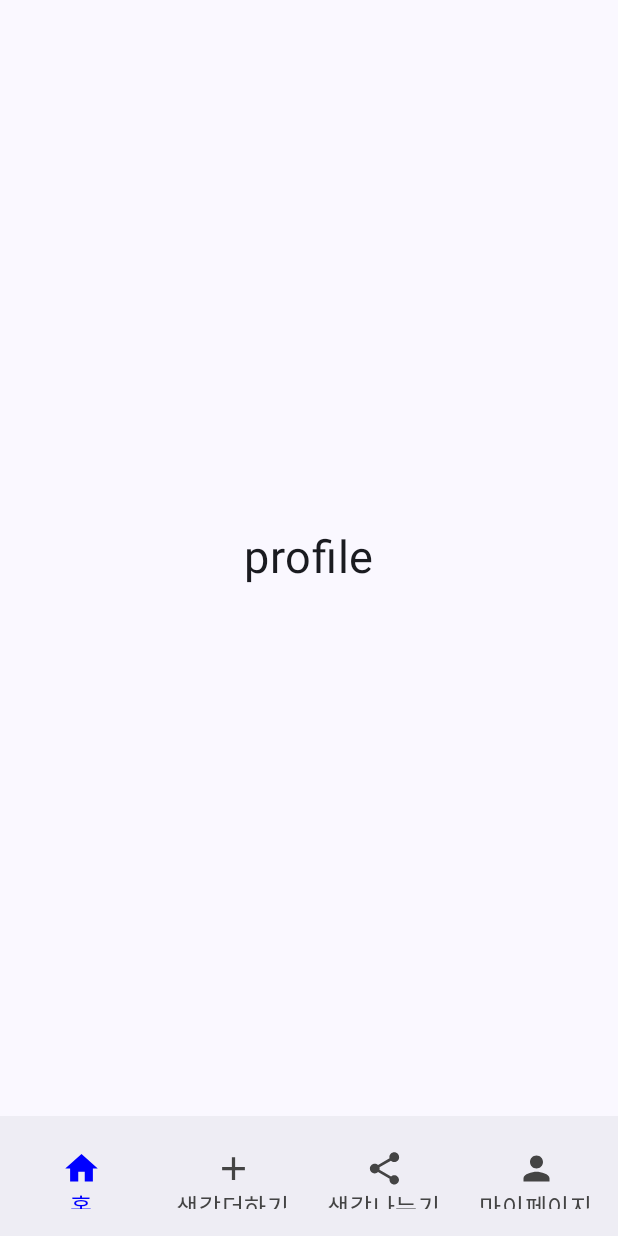
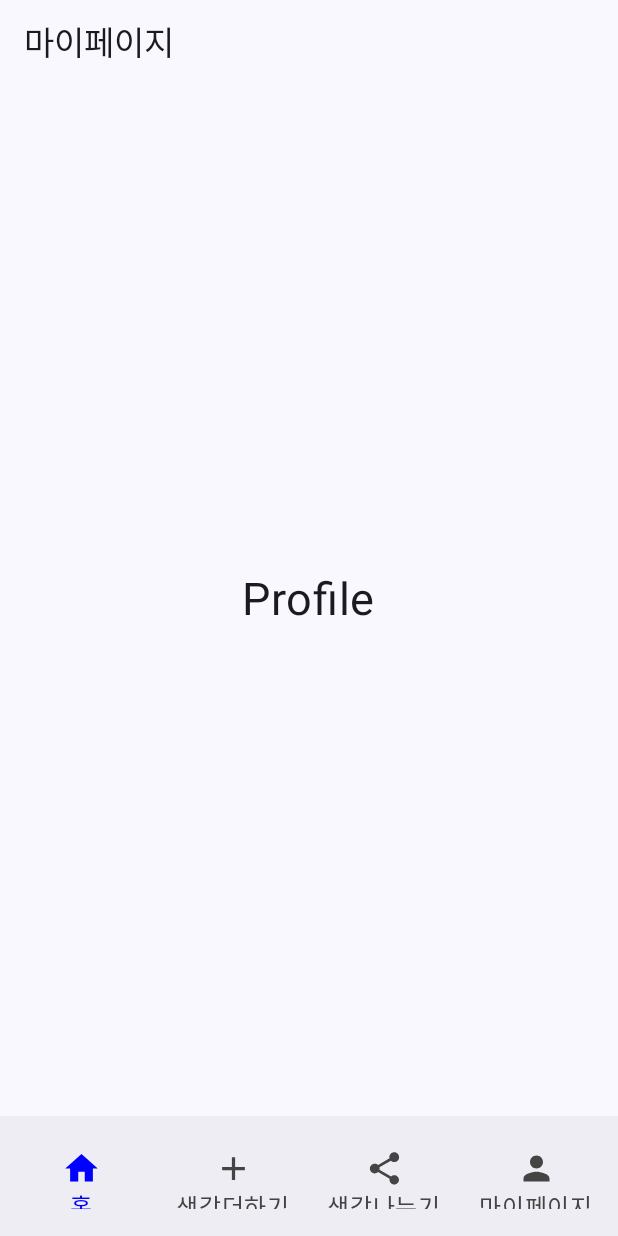
Before and after one commit to gitsuhyun/Compose-Practice, an Android app built with Jetpack Compose: the ProfileScreen screen opened through its navigation route, on a phone screen of 412 x 824 dp. Run offline under Robolectric (Android 15) with nearby library versions, the phone set to English and light mode, and no system bars; Roboto replaces fonts that are not available here.

Commit message:
[Feat] 마이페이지 앱바 추가

```diff
--- a/app/src/main/java/com/example/compose_practice/screens/ProfileScreen.kt
+++ b/app/src/main/java/com/example/compose_practice/screens/ProfileScreen.kt
@@ -4,21 +4,53 @@ import androidx.compose.foundation.layout.Arrangement
 import androidx.compose.foundation.layout.Box
 import androidx.compose.foundation.layout.Column
 import androidx.compose.foundation.layout.fillMaxSize
-import androidx.compose.material3.Text
+import androidx.compose.foundation.layout.fillMaxWidth
+import androidx.compose.foundation.layout.height
+import androidx.compose.foundation.layout.padding
+import androidx.compose.material3.*
 import androidx.compose.runtime.Composable
 import androidx.compose.ui.Alignment
 import androidx.compose.ui.Modifier
+import androidx.compose.ui.tooling.preview.Preview
+import androidx.compose.ui.unit.dp
 import androidx.compose.ui.unit.sp
 
+@OptIn(ExperimentalMaterial3Api::class) // AppBar에 필요한 Experimental API 사용
 @Composable
 fun ProfileScreen() {
-    Box(modifier = Modifier.fillMaxSize()){
-        Column (modifier = Modifier
-            .fillMaxSize()
-            .align(Alignment.Center),
-            verticalArrangement = Arrangement.Center,
-            horizontalAlignment = Alignment.CenterHorizontally) {
-            Text(text = "profile", fontSize = 30.sp,)
+    Scaffold(
+        topBar = {
+            TopAppBar(
+                title = { Text("마이페이지") },
+                actions = {
+                    // 여기에 앱바의 오른쪽에 표시할 아이콘이나 액션 버튼을 추가할 수 있습니다.
+                },
+                modifier = Modifier
+                    .fillMaxWidth()
+                    .height(56.dp) // 기본 높이 설정
+            )
+        }
+    ) { innerPadding ->
+        Box(
+            modifier = Modifier
+                .fillMaxSize()
+                .padding(innerPadding)
+        ) {
+            Column(
+                modifier = Modifier
+                    .fillMaxSize()
+                    .align(Alignment.Center),
+                verticalArrangement = Arrangement.Center,
+                horizontalAlignment = Alignment.CenterHorizontally
+            ) {
+                Text(text = "Profile", fontSize = 30.sp)
+            }
         }
     }
 }
+
+@Preview(showBackground = true)
+@Composable
+fun ProfileScreenPreview() {
+    ProfileScreen()
+}
```
